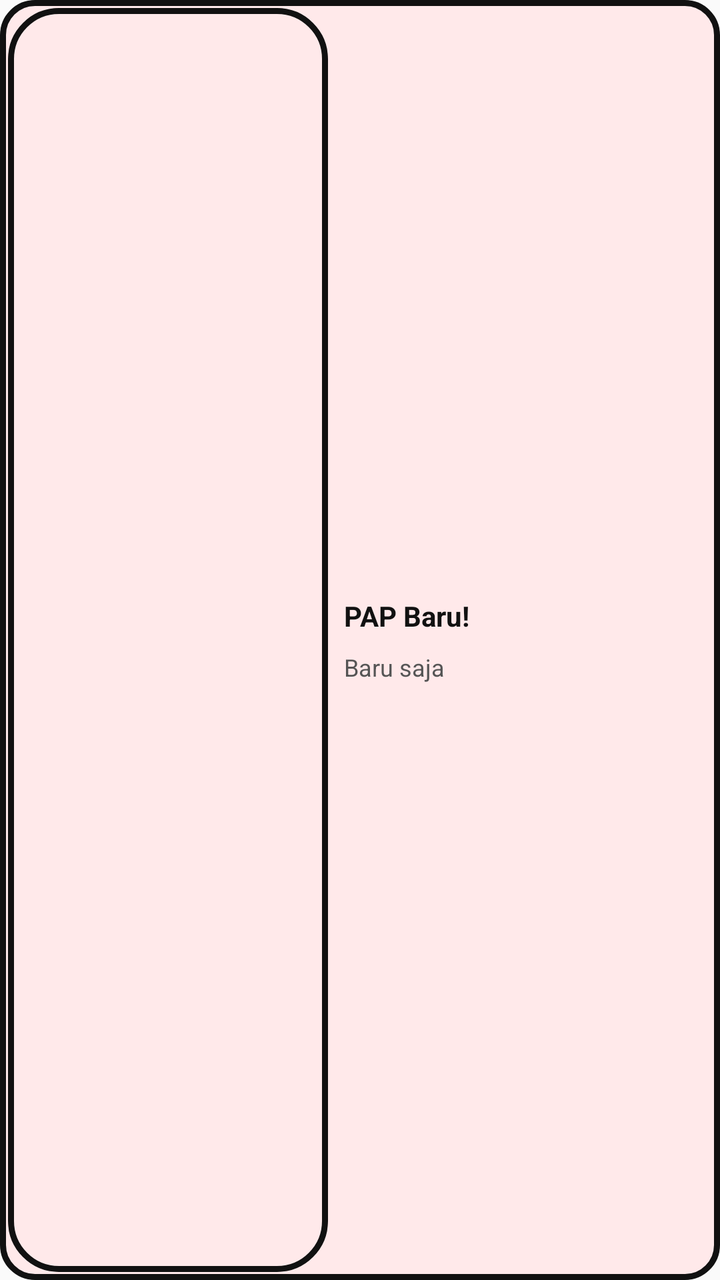
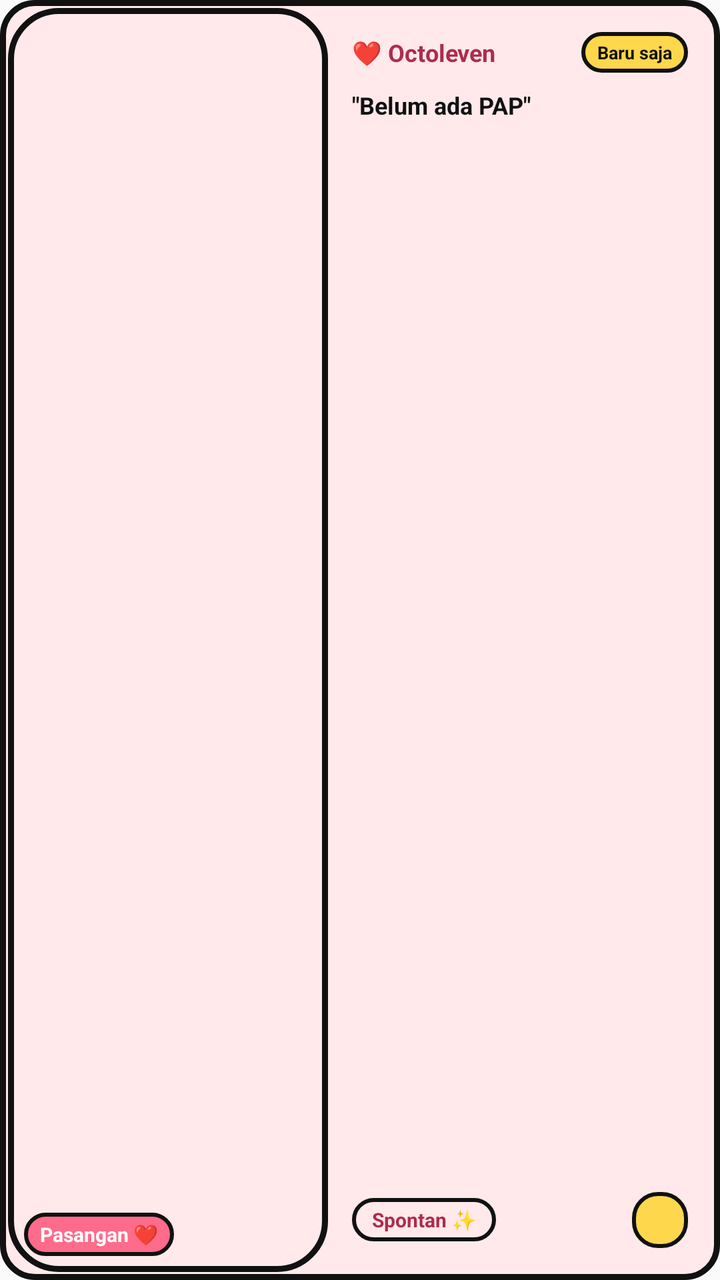

Two renders of the same Android screen: before a commit and after it. Below are the layout's source before the change and the commit's diff.
<!-- AndroidManifest.xml: application theme AppTheme -->
<!-- res/layout/pap_widget_landscape.xml -->
<?xml version="1.0" encoding="utf-8"?>
<LinearLayout xmlns:android="http://schemas.android.com/apk/res/android"
    android:layout_width="match_parent"
    android:layout_height="match_parent"
    android:orientation="horizontal"
    android:background="@drawable/widget_bg_neo"
    android:clipToOutline="true"
    android:padding="4dp">

    <FrameLayout
        android:layout_width="0dp"
        android:layout_weight="1"
        android:layout_height="match_parent"
        android:background="@drawable/widget_bg_rounded"
        android:clipToOutline="true">
        <ImageView
            android:id="@+id/widget_image"
            android:layout_width="match_parent"
            android:layout_height="match_parent"
            android:scaleType="centerCrop"
            android:contentDescription="PAP Image" />
    </FrameLayout>

    <LinearLayout
        android:layout_width="0dp"
        android:layout_weight="1.2"
        android:layout_height="match_parent"
        android:orientation="vertical"
        android:padding="8dp"
        android:gravity="center_vertical">

        <TextView
            android:id="@+id/widget_text"
            android:layout_width="wrap_content"
            android:layout_height="wrap_content"
            android:textColor="#111111"
            android:textStyle="bold"
            android:textSize="14sp"
            android:text="PAP Baru!"
            android:maxLines="2"
            android:ellipsize="end" />

        <TextView
            android:id="@+id/widget_time"
            android:layout_width="wrap_content"
            android:layout_height="wrap_content"
            android:layout_marginTop="8dp"
            android:textColor="#555555"
            android:textSize="12sp"
            android:text="Baru saja" />
            
    </LinearLayout>
</LinearLayout>
<!-- resources referenced by this layout -->
<resources>
  <!-- drawable widget_bg_neo (drawable) -->
  <?xml version="1.0" encoding="utf-8"?>
  <shape xmlns:android="http://schemas.android.com/apk/res/android"
      android:shape="rectangle">
      <corners android:radius="16dp" />
      <solid android:color="#FFE9EA" />
      <stroke android:width="3dp" android:color="#111111" />
  </shape>
  <!-- drawable widget_bg_rounded (drawable) -->
  <?xml version="1.0" encoding="utf-8"?>
  <shape xmlns:android="http://schemas.android.com/apk/res/android"
      android:shape="rectangle">
      <corners android:radius="24dp" />
      <solid android:color="#FFE9EA" /> 
      <stroke android:width="3dp" android:color="#111111" /> 
  </shape>
  <style name="AppTheme" parent="Theme.AppCompat.Light.DarkActionBar">
          
          <item name="colorPrimary">@color/colorPrimary</item>
          <item name="colorPrimaryDark">@color/colorPrimaryDark</item>
          <item name="colorAccent">@color/colorAccent</item>
      </style>
</resources>

<!-- the commit's change to res/layout/pap_widget_landscape.xml (unified diff, before → after) -->
@@ -4,50 +4,135 @@
     android:layout_height="match_parent"
     android:orientation="horizontal"
     android:background="@drawable/widget_bg_neo"
-    android:clipToOutline="true"
     android:padding="4dp">
 
-    <FrameLayout
+    
+    <RelativeLayout
         android:layout_width="0dp"
         android:layout_weight="1"
-        android:layout_height="match_parent"
-        android:background="@drawable/widget_bg_rounded"
-        android:clipToOutline="true">
-        <ImageView
-            android:id="@+id/widget_image"
+        android:layout_height="match_parent">
+        
+        <FrameLayout
             android:layout_width="match_parent"
             android:layout_height="match_parent"
-            android:scaleType="centerCrop"
-            android:contentDescription="PAP Image" />
-    </FrameLayout>
+            android:background="@drawable/widget_bg_rounded">
+            <ImageView
+                android:id="@+id/widget_image"
+                android:layout_width="match_parent"
+                android:layout_height="match_parent"
+                android:scaleType="centerCrop"
+                android:contentDescription="PAP Image" />
+        </FrameLayout>
+        
+        
+        <TextView
+            android:id="@+id/widget_sender_name"
+            android:layout_width="wrap_content"
+            android:layout_height="wrap_content"
+            android:layout_alignParentBottom="true"
+            android:layout_alignParentStart="true"
+            android:layout_margin="8dp"
+            android:background="@drawable/badge_solid_pink"
+            android:textColor="#FFFFFF"
+            android:textStyle="bold"
+            android:textSize="10sp"
+            android:paddingStart="8dp"
+            android:paddingEnd="8dp"
+            android:paddingTop="4dp"
+            android:paddingBottom="4dp"
+            android:text="Pasangan ❤️" />
+    </RelativeLayout>
 
-    <LinearLayout
+    
+    <RelativeLayout
         android:layout_width="0dp"
         android:layout_weight="1.2"
         android:layout_height="match_parent"
-        android:orientation="vertical"
-        android:padding="8dp"
-        android:gravity="center_vertical">
+        android:padding="12dp">
 
+        
+        <LinearLayout
+            android:id="@+id/widget_header"
+            android:layout_width="match_parent"
+            android:layout_height="wrap_content"
+            android:orientation="horizontal"
+            android:gravity="center_vertical"
+            android:layout_alignParentTop="true">
+            
+            <TextView
+                android:layout_width="0dp"
+                android:layout_weight="1"
+                android:layout_height="wrap_content"
+                android:textColor="#ad2c4e"
+                android:textStyle="bold"
+                android:textSize="12sp"
+                android:text="❤️ Octoleven" />
+                
+            <TextView
+                android:id="@+id/widget_time"
+                android:layout_width="wrap_content"
+                android:layout_height="wrap_content"
+                android:background="@drawable/badge_yellow"
+                android:textColor="#111111"
+                android:textStyle="bold"
+                android:textSize="9sp"
+                android:paddingStart="8dp"
+                android:paddingEnd="8dp"
+                android:paddingTop="4dp"
+                android:paddingBottom="4dp"
+                android:text="Baru saja" />
+        </LinearLayout>
+
+        
         <TextView
-            android:id="@+id/widget_text"
-            android:layout_width="wrap_content"
+            android:id="@+id/widget_caption"
+            android:layout_width="match_parent"
             android:layout_height="wrap_content"
+            android:layout_below="@id/widget_header"
+            android:layout_above="@+id/widget_footer"
+            android:layout_marginTop="8dp"
+            android:layout_marginBottom="8dp"
             android:textColor="#111111"
             android:textStyle="bold"
-            android:textSize="14sp"
-            android:text="PAP Baru!"
-            android:maxLines="2"
-            android:ellipsize="end" />
+            android:textSize="12sp"
+            android:maxLines="3"
+            android:ellipsize="end"
+            android:text="&quot;Belum ada PAP&quot;" />
 
-        <TextView
-            android:id="@+id/widget_time"
-            android:layout_width="wrap_content"
+        
+        <RelativeLayout
+            android:id="@+id/widget_footer"
+            android:layout_width="match_parent"
             android:layout_height="wrap_content"
-            android:layout_marginTop="8dp"
-            android:textColor="#555555"
-            android:textSize="12sp"
-            android:text="Baru saja" />
+            android:layout_alignParentBottom="true">
             
-    </LinearLayout>
+            <TextView
+                android:id="@+id/widget_tag"
+                android:layout_width="wrap_content"
+                android:layout_height="wrap_content"
+                android:layout_alignParentStart="true"
+                android:layout_centerVertical="true"
+                android:background="@drawable/badge_pink"
+                android:textColor="#ad2c4e"
+                android:textStyle="bold"
+                android:textSize="10sp"
+                android:paddingStart="10dp"
+                android:paddingEnd="10dp"
+                android:paddingTop="4dp"
+                android:paddingBottom="4dp"
+                android:text="Spontan ✨" />
+
+            
+            <ImageView
+                android:id="@+id/widget_heart_btn"
+                android:layout_width="28dp"
+                android:layout_height="28dp"
+                android:layout_alignParentEnd="true"
+                android:layout_centerVertical="true"
+                android:background="@drawable/badge_yellow"
+                android:padding="6dp"
+                android:contentDescription="Like Button" />
+        </RelativeLayout>
+
+    </RelativeLayout>
 </LinearLayout>
<!-- resource entries referenced after the edit -->
@@ -1,5 +1,29 @@
 <!-- resources referenced by this layout -->
 <resources>
+  <!-- drawable badge_pink (drawable) -->
+  <?xml version="1.0" encoding="utf-8"?>
+  <shape xmlns:android="http://schemas.android.com/apk/res/android"
+      android:shape="rectangle">
+      <solid android:color="#ffe9ea"/>
+      <corners android:radius="12dp"/>
+      <stroke android:width="2dp" android:color="#111111" />
+  </shape>
+  <!-- drawable badge_solid_pink (drawable) -->
+  <?xml version="1.0" encoding="utf-8"?>
+  <shape xmlns:android="http://schemas.android.com/apk/res/android"
+      android:shape="rectangle">
+      <solid android:color="#ff6b8a"/>
+      <corners android:radius="12dp"/>
+      <stroke android:width="2dp" android:color="#111111" />
+  </shape>
+  <!-- drawable badge_yellow (drawable) -->
+  <?xml version="1.0" encoding="utf-8"?>
+  <shape xmlns:android="http://schemas.android.com/apk/res/android"
+      android:shape="rectangle">
+      <solid android:color="#fed74c"/>
+      <corners android:radius="12dp"/>
+      <stroke android:width="2dp" android:color="#111111" />
+  </shape>
   <!-- drawable widget_bg_neo (drawable) -->
   <?xml version="1.0" encoding="utf-8"?>
   <shape xmlns:android="http://schemas.android.com/apk/res/android"
